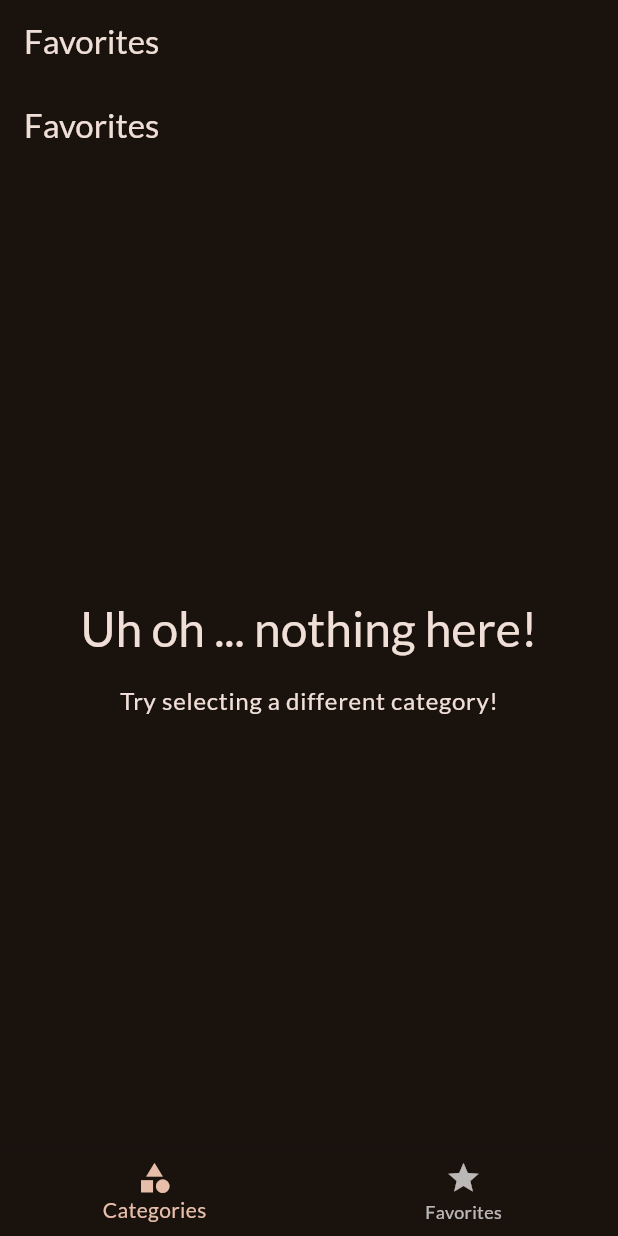
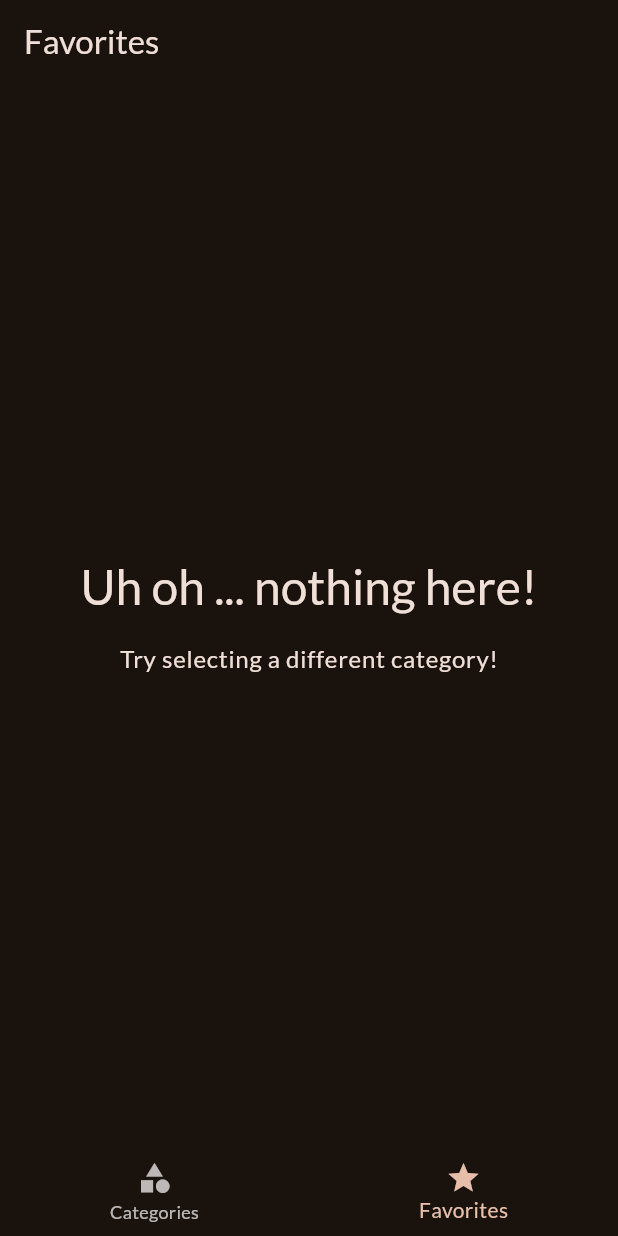
Before and after one commit to AnicetFantomas/Meals-App, a Flutter app: the screen it shows after launch, item 2 of the bottom bar chosen, on a phone screen of 412 x 824 dp. Run offline on Flutter 3.47's test engine with Material 3 defaults, Android fonts, the phone set to English and light mode, and no system bars; our stand-ins replace google_fonts, transparent_image.

```diff
--- a/lib/screens/meals.dart
+++ b/lib/screens/meals.dart
@@ -4,9 +4,9 @@ import 'package:meals_app/screens/meal_details.dart';
 import 'package:meals_app/widgets/meal_item.dart';
 
 class MealsScreen extends StatelessWidget {
-  const MealsScreen({super.key, required this.title, required this.meals});
+  const MealsScreen({super.key,  this.title, required this.meals});
 
-  final String title;
+  final String? title;
   final List<Meal> meals;
 
   void _selectMeal (BuildContext context, Meal meal) {
@@ -57,9 +57,13 @@ class MealsScreen extends StatelessWidget {
         ),
       );
     }
+    if (title == null) {
+      return content;
+    }
+
     return Scaffold(
       appBar: AppBar(
-        title: Text(title),
+        title: Text(title!),
       ),
       body: content,
     );
--- a/lib/screens/tabs.dart
+++ b/lib/screens/tabs.dart
@@ -24,7 +24,7 @@ class _TabsSCreenState extends State<TabsSCreen> {
     var activePageTitle = 'Categories';
 
     if (_selectedPageIndex == 1) {
-      activePage = const MealsScreen(title: 'Favorites', meals: [],);
+      activePage = const MealsScreen(meals: [],);
       activePageTitle = 'Favorites';
     }
 
@@ -36,6 +36,7 @@ class _TabsSCreenState extends State<TabsSCreen> {
       body: activePage,
       bottomNavigationBar: BottomNavigationBar(
         onTap: setSelectedPage,
+        currentIndex: _selectedPageIndex,
         items: const [
           BottomNavigationBarItem(
             icon: Icon(Icons.category),
```
Also changed, not shown: lib/screens/categories.dart (+3 -7 lines).
